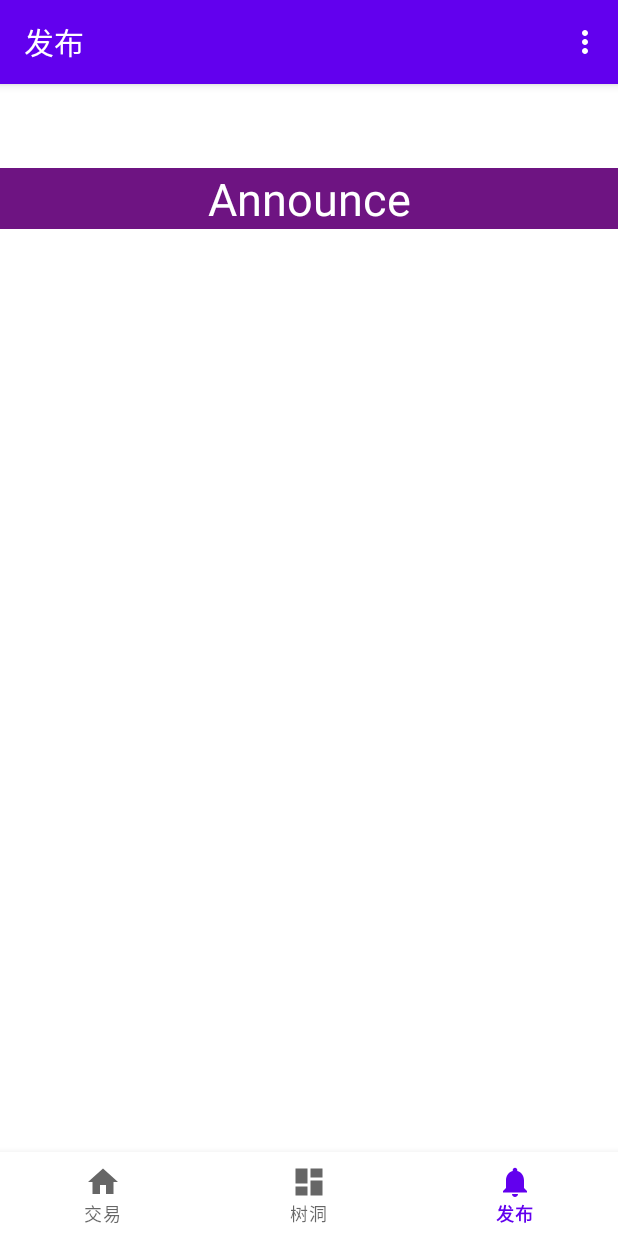
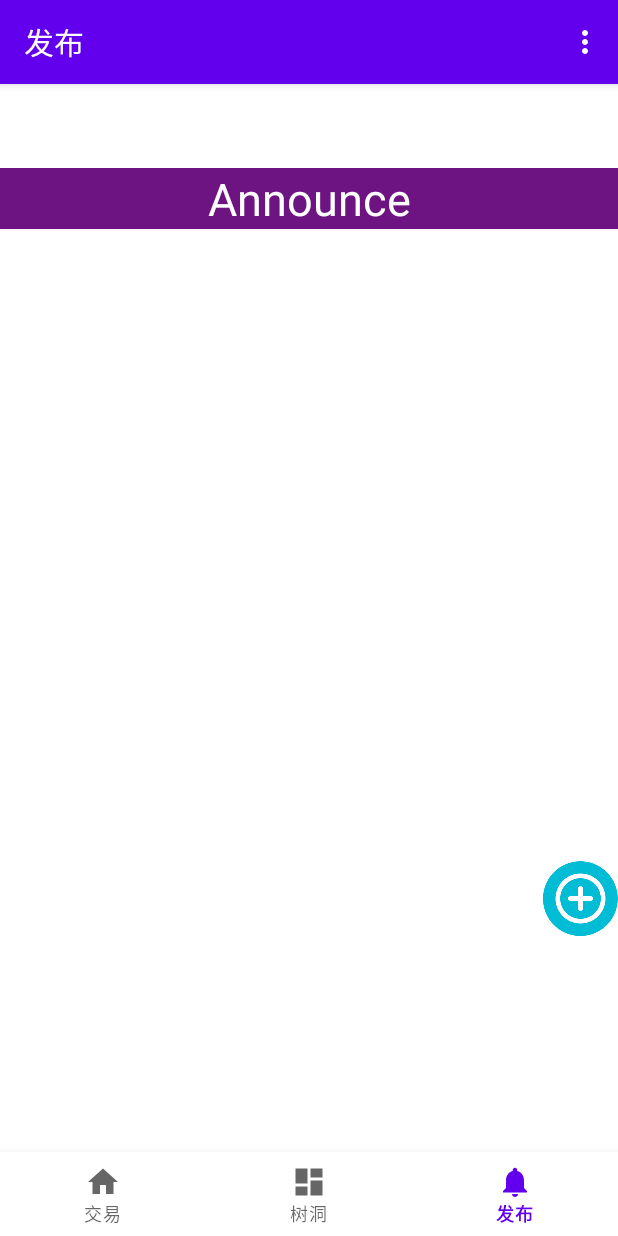
Before and after one commit to TiaTheFairy/JCircle, an Android app: the NewsFragment screen opened through its navigation route, on a phone screen of 412 x 824 dp. Run offline under Robolectric (Android 15) with nearby library versions, the phone set to English and light mode, and no system bars; our stand-ins replace navigation-ui.

Commit message:
Update fragment_new_announce.xml

```diff
--- a/JCircle/app/src/main/res/layout/fragment_new_announce.xml
+++ b/JCircle/app/src/main/res/layout/fragment_new_announce.xml
@@ -4,7 +4,7 @@
     xmlns:tools="http://schemas.android.com/tools"
     android:layout_width="match_parent"
     android:layout_height="match_parent"
-    tools:context=".new_announce">
+    xmlns:app="http://schemas.android.com/apk/res-auto">
 
     <TextView
         android:id="@+id/topTitle"
@@ -16,33 +16,42 @@
         android:textColor="#FFFFFF"
         android:textSize="30sp" />
 
+    <RelativeLayout
+        android:layout_width="match_parent"
+        android:layout_height="match_parent">
+
         <ListView
             android:id="@+id/list_view"
             android:layout_width="match_parent"
-        android:layout_height="match_parent"
-        android:layout_below="@+id/topTitle" />
-    <ImageButton
-        android:id="@+id/add"
-        android:clickable="true"
-        android:layout_width="50dp"
-        android:layout_height="50dp"
-        android:scaleType="centerInside"
-        android:layout_alignParentEnd="true"
-        android:background="#00FF0000"
-        android:src="@drawable/tianjia"
-        android:layout_alignParentBottom="true"
-        android:focusable="true" />
+            android:layout_height="match_parent" />
 
         <ImageButton
             android:id="@+id/backtop"
             android:layout_width="50dp"
             android:layout_height="50dp"
-        android:layout_above="@+id/add"
-        android:layout_alignParentEnd="true"
+            android:layout_centerHorizontal="true"
+            android:layout_marginBottom="25dp"
             android:background="#00ff0000"
             android:clickable="true"
             android:focusable="true"
             android:scaleType="centerInside"
             android:src="@drawable/backtop"
-        android:visibility="gone"/>
+            android:visibility="gone"
+            android:layout_alignParentEnd="true"
+            android:layout_above="@+id/add"/>
+
+        <ImageButton
+            android:id="@+id/add"
+            android:layout_width="50dp"
+            android:layout_height="50dp"
+            android:layout_alignParentEnd="true"
+            android:layout_alignParentBottom="true"
+            android:layout_marginBottom="200dp"
+            android:background="#00FF0000"
+            android:clickable="true"
+            android:focusable="true"
+            android:scaleType="centerInside"
+            android:src="@drawable/tianjia" />
+
     </RelativeLayout>
+</RelativeLayout>
```
Lines whose indentation alone changed are shown as unchanged.
